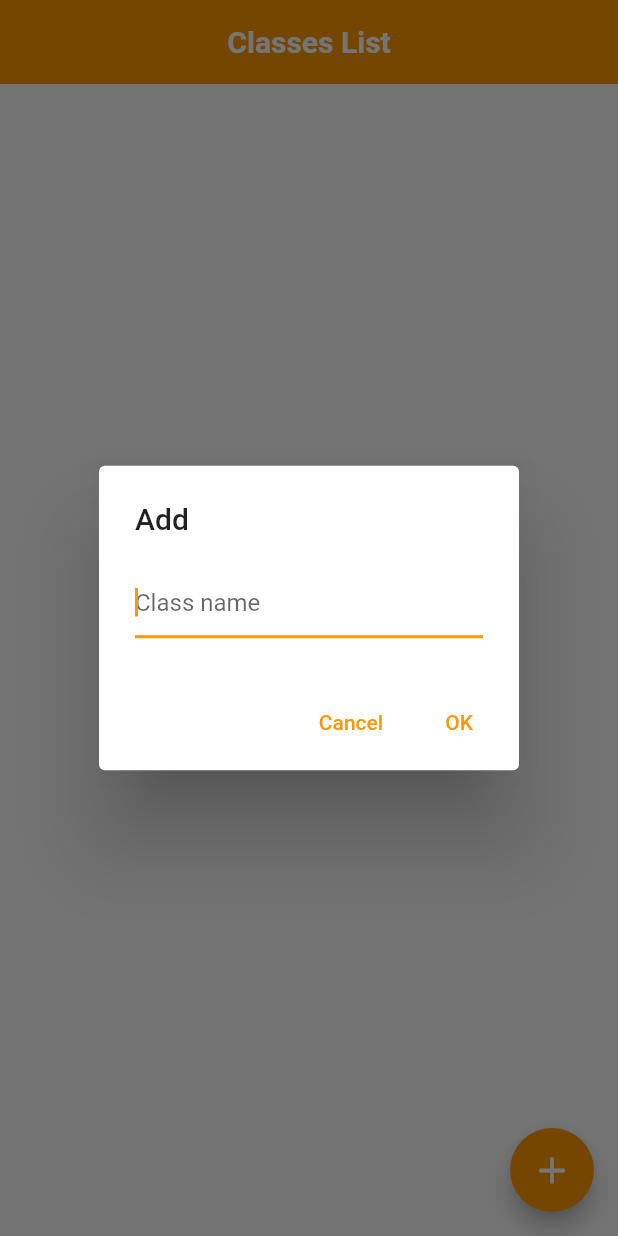
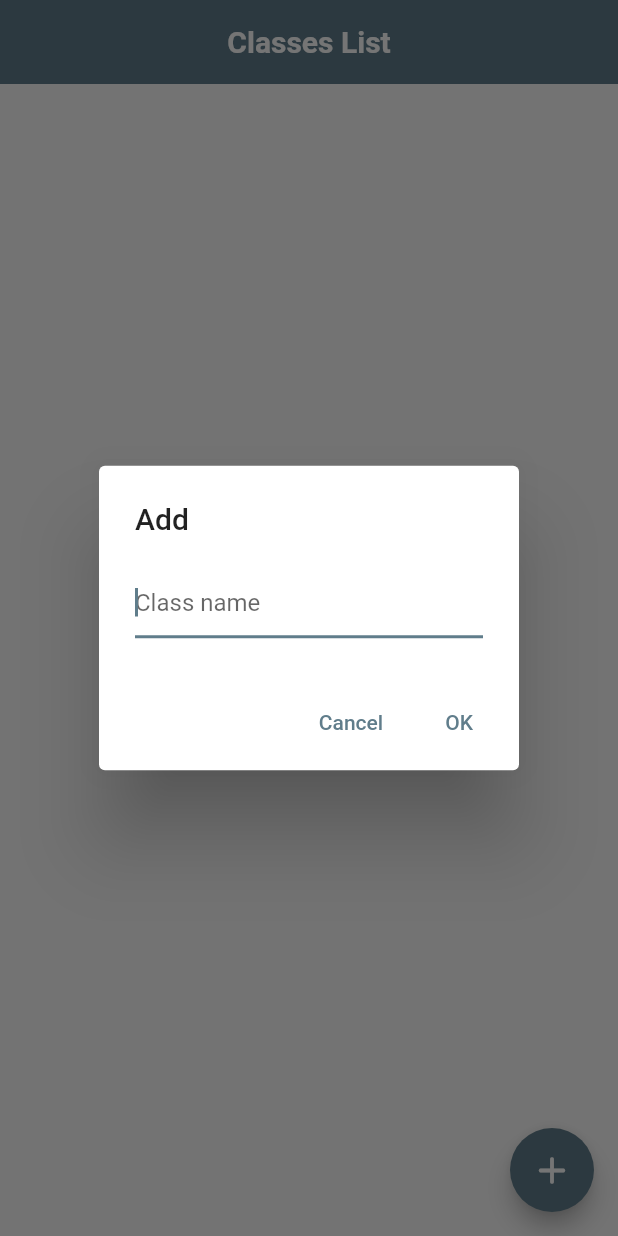
Before and after one commit to tamdev3241/Features-Practice, a Flutter app: the screen it shows after launch, after a tap on the "add" icon, on a phone screen of 412 x 824 dp. Run offline on Flutter 3.47's test engine with Material 2 defaults, Android fonts, the phone set to English and light mode, and no system bars; our stand-ins replace sqflite; accounts and stored records are empty.

Commit message:
format code

```diff
--- a/sqflite_example/lib/main.dart
+++ b/sqflite_example/lib/main.dart
@@ -16,7 +16,7 @@ class MyApp extends StatelessWidget {
       title: 'Flutter Demo',
       debugShowCheckedModeBanner: false,
       theme: ThemeData(
-        primarySwatch: Colors.orange,
+        primarySwatch: Colors.blueGrey,
         appBarTheme: const AppBarTheme(
           elevation: 0.0,
           shadowColor: Colors.transparent,
--- a/sqflite_example/lib/src/services/db_manager.dart
+++ b/sqflite_example/lib/src/services/db_manager.dart
@@ -1,7 +1,7 @@
+import 'package:path/path.dart';
 import 'package:sqflite/sqflite.dart';
-import 'package:sqflite/sqlite_api.dart';
-import 'package:path/path.dart';
-import 'package:sqflite_example/src/models/classroom.dart';
+
+import '../models/classroom.dart';
 
 class DbManager {
   Database? _database;
--- a/sqflite_example/lib/src/widgets/create_class_form.dart
+++ b/sqflite_example/lib/src/widgets/class_form.dart
@@ -2,20 +2,20 @@ import 'package:flutter/material.dart';
 
 import '../models/classroom.dart';
 
-class CreateClassForm extends StatefulWidget {
+class ClassForm extends StatefulWidget {
   final Classroom? classroom;
   final ValueChanged<String> onSubmit;
-  const CreateClassForm({
+  const ClassForm({
     super.key,
     required this.onSubmit,
     this.classroom,
   });
 
   @override
-  State<CreateClassForm> createState() => _CreateClassFormState();
+  State<ClassForm> createState() => _ClassFormState();
 }
 
-class _CreateClassFormState extends State<CreateClassForm> {
+class _ClassFormState extends State<ClassForm> {
   final controller = TextEditingController();
   final formKey = GlobalKey<FormState>();
 
--- a/sqflite_example/lib/src/widgets/class_item.dart
+++ b/sqflite_example/lib/src/widgets/class_item.dart
@@ -35,7 +35,7 @@ class ClassItem extends StatelessWidget {
           ),
         ),
         subtitle: Text(subTitle),
-        tileColor: Colors.orange[100],
+        tileColor: Colors.blueGrey[100],
         trailing: IconButton(
           onPressed: onDelete,
           icon: const Icon(
```
Also changed, not shown: sqflite_example/lib/src/models/classroom.dart (+36 -8 lines), sqflite_example/lib/src/screens/home_screen.dart (+30 -7 lines).
